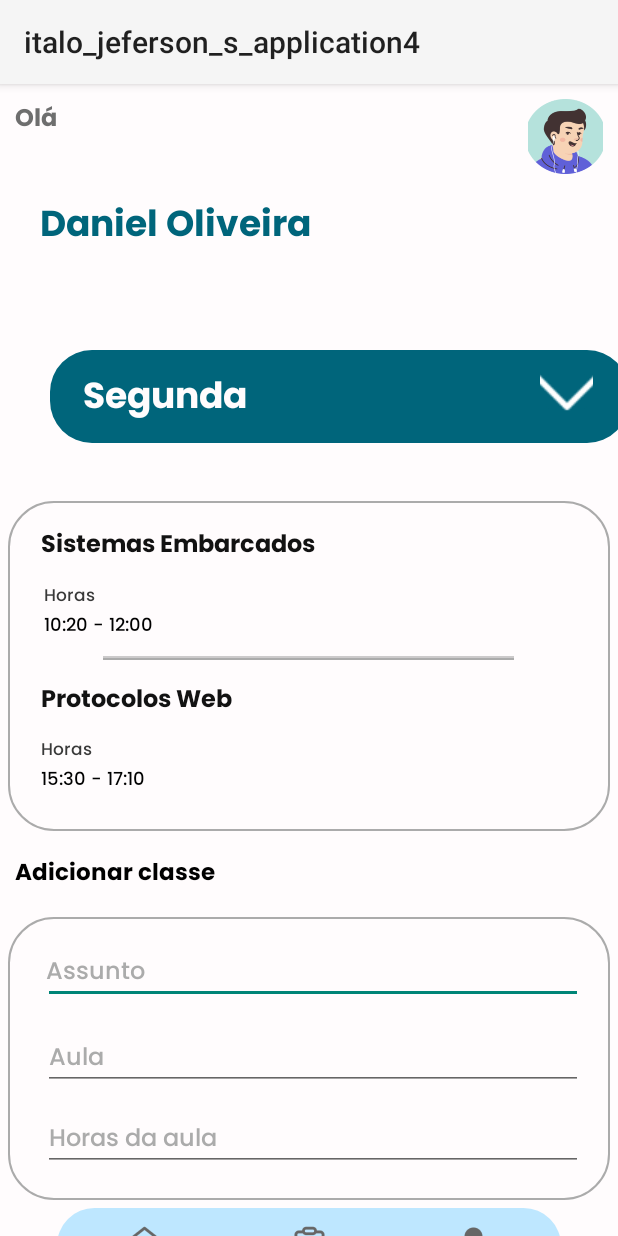
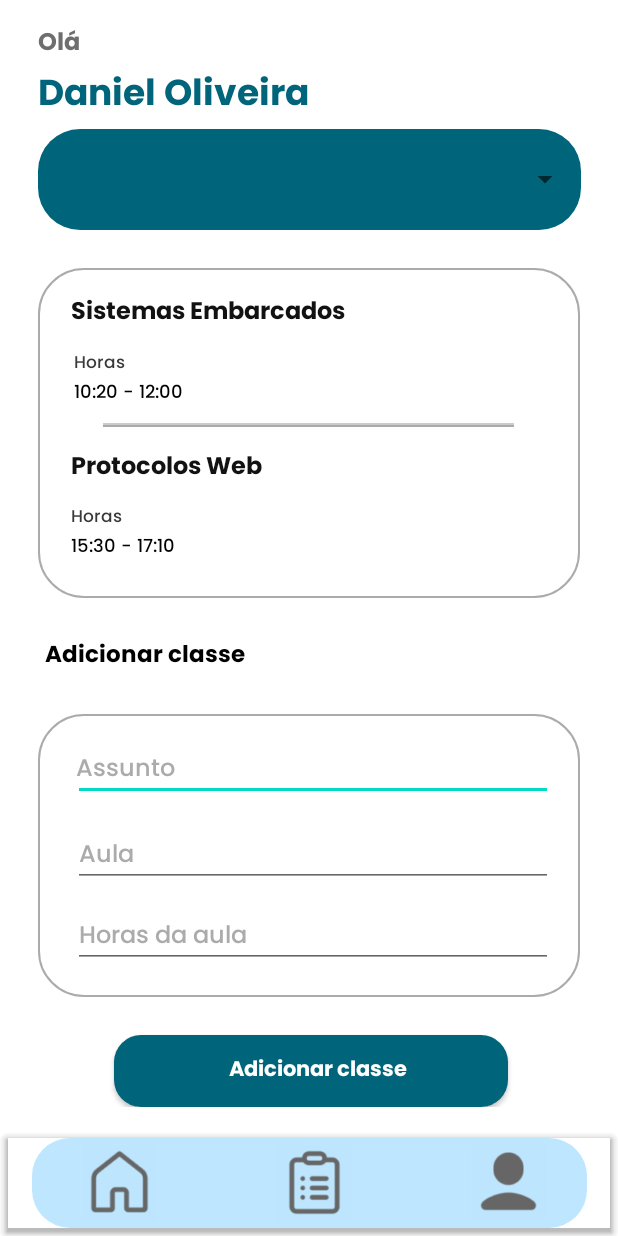
Before and after one commit to ItaloSixx/FocoFacilJv, an Android app: the screen it shows after launch (MainActivity before the commit, CadastrarDiaActivity after it), on a phone screen of 412 x 824 dp. Run offline under Robolectric (Android 15) with nearby library versions, the phone set to English and light mode, and no system bars.

Commit message:
modify layout

```diff
--- a/app/src/main/java/com/example/focofacil/CadastrarDiaActivity.java
+++ b/app/src/main/java/com/example/focofacil/CadastrarDiaActivity.java
@@ -1,14 +1,19 @@
 package com.example.focofacil;
 
+import android.os.Bundle;
+import android.view.View;
+import android.widget.Button;
+import android.widget.Toast;
 import androidx.appcompat.app.AppCompatActivity;
 
-import android.os.Bundle;
+public class CadastrarDiaActivity extends AppCompatActivity {
 
-public class CadastrarDiaActivity extends AppCompatActivity {
 
     @Override
     protected void onCreate(Bundle savedInstanceState) {
         super.onCreate(savedInstanceState);
         setContentView(R.layout.activity_cadastrar_dia);
+
+
     }
 }
--- a/app/src/main/res/layout/activity_cadastrar_dia.xml
+++ b/app/src/main/res/layout/activity_cadastrar_dia.xml
@@ -1,20 +1,71 @@
 <?xml version="1.0" encoding="utf-8"?>
-<androidx.constraintlayout.widget.ConstraintLayout xmlns:android="http://schemas.android.com/apk/res/android"
+<androidx.coordinatorlayout.widget.CoordinatorLayout xmlns:android="http://schemas.android.com/apk/res/android"
     xmlns:app="http://schemas.android.com/apk/res-auto"
     xmlns:tools="http://schemas.android.com/tools"
     android:layout_width="match_parent"
     android:layout_height="match_parent"
     tools:context=".CadastrarDiaActivity">
 
-    <ScrollView
+    <com.google.android.material.bottomappbar.BottomAppBar
+        android:id="@+id/bottomAppBar"
         android:layout_width="match_parent"
-        android:layout_height="match_parent" >
+        android:layout_height="@dimen/_60pxv"
+        android:layout_gravity="bottom|center"
+        android:layout_margin="@dimen/_5pxv"
+        android:layout_marginEnd="@dimen/_2pxh"
+        >
+
+        <LinearLayout
+            android:id="@+id/linearRowhome"
+            style="@style/groupStyleblue_100cornerRadius"
+            android:layout_width="match_parent"
+            android:layout_height="match_parent"
+            android:layout_marginRight="@dimen/_15pxv"
+            android:orientation="horizontal">
+
+            <ImageButton
+                android:id="@+id/imageHome"
+                android:layout_width="@dimen/_50pxh"
+                android:layout_height="@dimen/_50pxh"
+                android:layout_gravity="center"
+                android:layout_marginStart="@dimen/_33pxh"
+                android:background="#BDE6FE"
+                android:scaleType="fitXY"
+                android:src="@drawable/img_home"
+                tools:ignore="ContentDescription"
+                tools:src="@drawable/img_home" />
+
+            <ImageButton
+                android:id="@+id/imageClipboardList"
+                android:layout_width="@dimen/_50pxh"
+                android:layout_height="@dimen/_50pxh"
+                android:layout_gravity="center"
+                android:layout_marginStart="@dimen/_80pxh"
+                android:background="#BDE6FE"
+                android:scaleType="fitXY"
+                android:src="@drawable/img_clipboardlist"
+                tools:ignore="ContentDescription"
+                tools:src="@drawable/img_clipboardlist" />
+
+            <ImageButton
+                android:id="@+id/imageUser"
+                android:layout_width="@dimen/_50pxh"
+                android:layout_height="@dimen/_50pxh"
+                android:layout_gravity="center"
+                android:layout_marginStart="@dimen/_79pxh"
+                android:layout_marginEnd="@dimen/_33pxh"
+                android:background="#BDE6FE"
+                android:scaleType="fitXY"
+                android:src="@drawable/img_user"
+                tools:ignore="ContentDescription"
+                tools:src="@drawable/img_user" />
+        </LinearLayout>
+    </com.google.android.material.bottomappbar.BottomAppBar>
 
     <FrameLayout
         android:id="@+id/frameCadastrarDia"
-            style="@style/groupStylewhite_A700"
         android:layout_width="match_parent"
-            android:layout_height="wrap_content">
+        android:layout_height="match_parent">
 
         <LinearLayout
             android:id="@+id/linearColumngroup142"
@@ -52,7 +103,9 @@
                             style="@style/txtPoppinsbold16"
                             android:layout_width="wrap_content"
                             android:layout_height="wrap_content"
-                                android:layout_margin="@dimen/_10pxv"
+                            android:layout_marginStart="@dimen/_25pxv"
+                            android:layout_marginLeft="@dimen/_25pxv"
+                            android:layout_marginTop="@dimen/_15pxv"
                             android:layout_marginEnd="@dimen/_10pxh"
                             android:ellipsize="end"
                             android:singleLine="true"
@@ -62,11 +115,10 @@
                         <TextView
                             android:id="@+id/txtNomeUsuario"
                             style="@style/txtPoppinsbold24_1"
-                                android:layout_width="match_parent"
+                            android:layout_width="wrap_content"
                             android:layout_height="wrap_content"
-                                android:layout_marginEnd="@dimen/_10pxh"
+                            android:layout_marginStart="@dimen/_25pxv"
                             android:ellipsize="end"
-                                android:padding="40px"
                             android:singleLine="true"
                             android:text="Daniel Oliveira" />
                     </LinearLayout>
@@ -75,10 +127,9 @@
                         android:id="@+id/imageGroup142"
                         android:layout_width="@dimen/_50pxh"
                         android:layout_height="@dimen/_50pxh"
-                            android:layout_marginTop="@dimen/_10pxv"
-                            android:layout_marginRight="@dimen/_8pxv"
+                        android:layout_marginTop="@dimen/_25pxv"
+                        android:layout_marginRight="@dimen/_10pxv"
                         android:scaleType="fitXY"
-                            app:srcCompat="@drawable/img_group142"
                         tools:ignore="ContentDescription"
                         tools:src="@drawable/img_group142" />
                 </LinearLayout>
@@ -87,35 +138,16 @@
             <LinearLayout
                 android:id="@+id/linearRowsegunda"
                 style="@style/groupStylecyan_1"
-                    android:layout_width="386dp"
-                    android:layout_height="62dp"
-                    android:layout_margin="50px"
+                android:layout_width="362dp"
+                android:layout_height="67dp"
+                android:layout_marginStart="@dimen/_25pxv"
                 android:orientation="horizontal">
 
-                    <TextView
-                        android:id="@+id/txtSegunda"
-                        style="@style/txtPoppinsbold24_2"
-                        android:layout_width="wrap_content"
-                        android:layout_height="wrap_content"
-                        android:layout_marginStart="@dimen/_22pxh"
-                        android:layout_marginTop="@dimen/_12pxv"
-                        android:layout_marginBottom="@dimen/_7pxv"
-                        android:ellipsize="end"
-                        android:singleLine="true"
-                        android:text="@string/lbl_segunda"
-                        tools:text="@string/lbl_segunda" />
-
-                    <ImageButton
-                        android:id="@+id/diaBTN"
-                        android:layout_width="@dimen/_35pxv"
-                        android:layout_height="@dimen/_35pxv"
-                        android:layout_marginLeft="@dimen/_195pxv"
-                        android:layout_marginTop="@dimen/_10pxv"
-                        android:backgroundTint="#00657B"
-                        android:clickable="true"
-                        android:contextClickable="true"
-                        android:scaleType="center"
-                        android:src="@drawable/img_back_20x20" />
+                <Spinner
+                    android:id="@+id/diaSpinner"
+                    android:layout_width="371dp"
+                    android:layout_height="match_parent"
+                    android:layout_weight="1" />
 
 
             </LinearLayout>
@@ -125,7 +157,7 @@
                 style="@style/groupStylecornerRadius_1"
                 android:layout_width="match_parent"
                 android:layout_height="wrap_content"
-                    android:layout_margin="@dimen/_5pxv"
+                android:layout_margin="@dimen/_25pxv"
                 android:layout_marginStart="@dimen/_2pxh"
                 android:layout_marginTop="@dimen/_33pxv"
                 android:gravity="start"
@@ -225,7 +257,6 @@
                     android:ellipsize="end"
                     android:singleLine="true"
                     android:text="@string/lbl_15_30_17_10"
-                        tools:ignore="TextSizeCheck"
                     tools:text="@string/lbl_15_30_17_10" />
             </LinearLayout>
 
@@ -234,11 +265,10 @@
                 style="@style/txtPoppinsbold15"
                 android:layout_width="wrap_content"
                 android:layout_height="wrap_content"
-                    android:layout_margin="@dimen/_10pxv"
+                android:layout_marginStart="@dimen/_30pxv"
                 android:ellipsize="end"
                 android:singleLine="true"
                 android:text="@string/msg_adicionar_class"
-                    tools:ignore="TextSizeCheck"
                 tools:text="@string/msg_adicionar_class" />
 
             <LinearLayout
@@ -246,7 +276,7 @@
                 style="@style/groupStylecornerRadius_1"
                 android:layout_width="match_parent"
                 android:layout_height="wrap_content"
-                    android:layout_margin="@dimen/_5pxv"
+                android:layout_margin="@dimen/_25pxv"
                 android:layout_marginTop="@dimen/_13pxv"
                 android:layout_marginEnd="@dimen/_2pxh"
                 android:gravity="center_horizontal"
@@ -312,7 +342,6 @@
                 android:layout_width="match_parent"
                 android:layout_height="wrap_content"
                 android:layout_marginStart="@dimen/_76pxh"
-                    android:layout_marginTop="@dimen/_12pxv"
                 android:layout_marginEnd="@dimen/_73pxh"
                 android:ellipsize="end"
                 android:gravity="center"
@@ -326,58 +355,5 @@
                 tools:text="@string/msg_adicionar_class" />
         </LinearLayout>
 
-            <FrameLayout
-                android:id="@+id/frameBottombar"
-                style="@style/groupStyleblue_100cornerRadius"
-                android:layout_width="wrap_content"
-                android:layout_height="wrap_content"
-                android:layout_gravity="bottom|center"
-                android:layout_margin="30px"
-                android:layout_marginEnd="@dimen/_2pxh">
-
-                <LinearLayout
-                    android:id="@+id/linearRowhome"
-                    android:layout_width="match_parent"
-                    android:layout_height="match_parent"
-                    android:layout_margin="15px"
-                    android:orientation="horizontal">
-
-                    <ImageView
-                        android:id="@+id/imageHome"
-                        android:layout_width="@dimen/_30pxh"
-                        android:layout_height="@dimen/_30pxh"
-                        android:layout_gravity="center"
-                        android:layout_marginStart="@dimen/_33pxh"
-                        android:scaleType="fitXY"
-                        android:src="@drawable/img_home"
-                        tools:ignore="ContentDescription"
-                        tools:src="@drawable/img_home" />
-
-                    <ImageView
-                        android:id="@+id/imageClipboardList"
-                        android:layout_width="@dimen/_30pxh"
-                        android:layout_height="@dimen/_30pxh"
-                        android:layout_gravity="center"
-                        android:layout_marginStart="@dimen/_80pxh"
-                        android:scaleType="fitXY"
-                        android:src="@drawable/img_clipboardlist"
-                        tools:ignore="ContentDescription"
-                        tools:src="@drawable/img_clipboardlist" />
-
-                    <ImageView
-                        android:id="@+id/imageUser"
-                        android:layout_width="@dimen/_30pxh"
-                        android:layout_height="@dimen/_30pxh"
-                        android:layout_gravity="center"
-                        android:layout_marginStart="@dimen/_79pxh"
-                        android:layout_marginEnd="@dimen/_33pxh"
-                        android:scaleType="fitXY"
-                        android:src="@drawable/img_user"
-                        tools:ignore="ContentDescription"
-                        tools:src="@drawable/img_user" />
-                </LinearLayout>
     </FrameLayout>
-        </FrameLayout>
-    </ScrollView>
-
-</androidx.constraintlayout.widget.ConstraintLayout>
+</androidx.coordinatorlayout.widget.CoordinatorLayout>
--- a/app/src/main/res/values/strings.xml
+++ b/app/src/main/res/values/strings.xml
@@ -1,6 +1,6 @@
 <?xml version="1.0" encoding="UTF-8" standalone="no"?>
 <resources>
-    <string name="app_name">italo_jeferson_s_application4</string>
+    <string name="app_name">FocoFacil</string>
     <string name="loading">Loading…</string>
     <string name="no_internet_connection">No internet connection!</string>
 <string name="lbl_quarta_feira">QUARTA-FEIRA</string>
--- a/build.gradle.kts
+++ b/build.gradle.kts
@@ -1,4 +1,5 @@
 // Top-level build file where you can add configuration options common to all sub-projects/modules.
 plugins {
     id("com.android.application") version "8.1.2" apply false
+    id("com.google.gms.google-services") version "4.4.1" apply false
 }
```
Also changed, not shown: app/src/main/AndroidManifest.xml (+16 -8 lines). Lines whose indentation alone changed are shown as unchanged.
